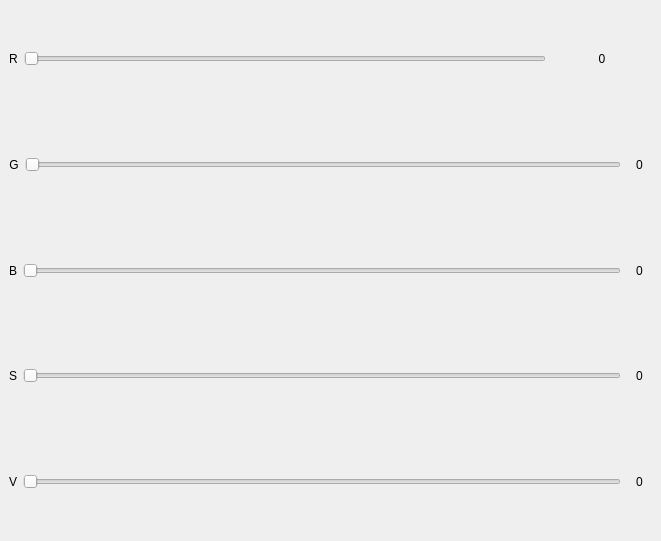
Qt form docker.ui (l0l-studio/zen_picker) before a commit.
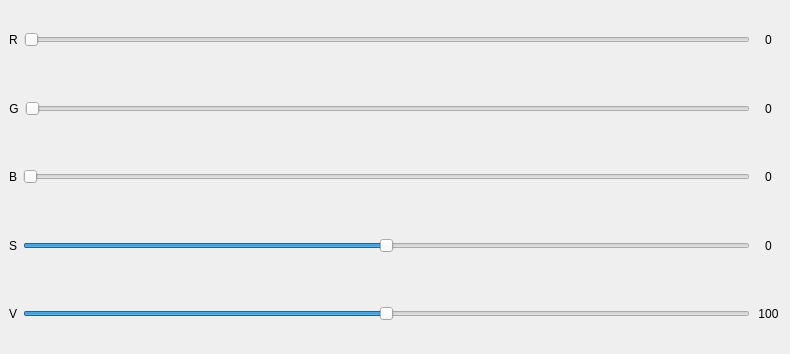
The same form after that commit.

Commit message: wip: value and saturation controls

```diff
--- a/docker.ui
+++ b/docker.ui
@@ -6,8 +6,8 @@
    <rect>
     <x>0</x>
     <y>0</y>
-    <width>661</width>
-    <height>541</height>
+    <width>790</width>
+    <height>354</height>
    </rect>
   </property>
   <property name="windowTitle">
@@ -49,13 +49,13 @@
          <widget class="QLabel" name="red_label">
           <property name="minimumSize">
            <size>
-            <width>100</width>
+            <width>25</width>
             <height>0</height>
            </size>
           </property>
           <property name="maximumSize">
            <size>
-            <width>100</width>
+            <width>25</width>
             <height>16777215</height>
            </size>
           </property>
@@ -164,7 +164,10 @@
         <item>
          <widget class="QSlider" name="saturation_slider">
           <property name="maximum">
-           <number>255</number>
+           <number>50</number>
+          </property>
+          <property name="value">
+           <number>25</number>
           </property>
           <property name="orientation">
            <enum>Qt::Horizontal</enum>
@@ -207,7 +210,13 @@
         <item>
          <widget class="QSlider" name="value_slider">
           <property name="maximum">
-           <number>255</number>
+           <number>50</number>
+          </property>
+          <property name="value">
+           <number>25</number>
+          </property>
+          <property name="sliderPosition">
+           <number>25</number>
           </property>
           <property name="orientation">
            <enum>Qt::Horizontal</enum>
@@ -229,7 +238,7 @@
            </size>
           </property>
           <property name="text">
-           <string>0</string>
+           <string>100</string>
           </property>
           <property name="alignment">
            <set>Qt::AlignCenter</set>
```
The commit also changes 2 other files.
